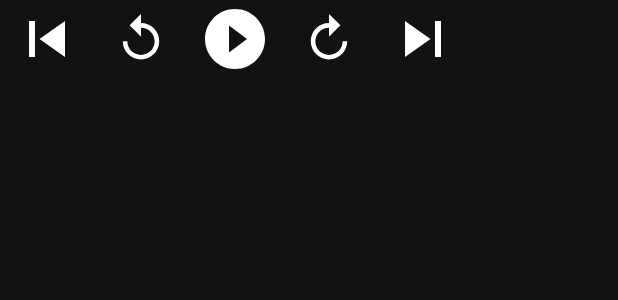
After one commit to adel-khalifa/MediaTemplate, an Android app: the layout exo_styled_transport_controls_forked.xml on its own in the app's theme, with its tools: preview values and no code run, on a phone screen of 412 x 824 dp. The commit adds this screen. Shown: the top 300 px of the screen. Run offline under Robolectric (Android 15) with nearby library versions, the phone set to English and light mode, and no system bars.

Commit message:
added support to Android 14

```diff
--- /dev/null
+++ b/app/src/main/res/layout/exo_styled_transport_controls_forked.xml
@@ -0,0 +1,38 @@
+<?xml version="1.0" encoding="utf-8"?>
+<!-- Copyright 2020 The Android Open Source Project
+
+     Licensed under the Apache License, Version 2.0 (the "License");
+     you may not use this file except in compliance with the License.
+     You may obtain a copy of the License at
+
+          http://www.apache.org/licenses/LICENSE-2.0
+
+     Unless required by applicable law or agreed to in writing, software
+     distributed under the License is distributed on an "AS IS" BASIS,
+     WITHOUT WARRANTIES OR CONDITIONS OF ANY KIND, either express or implied.
+     See the License for the specific language governing permissions and
+     limitations under the License.
+-->
+<LinearLayout xmlns:android="http://schemas.android.com/apk/res/android"
+    android:layout_width="wrap_content"
+    android:layout_height="wrap_content"
+    android:gravity="center"
+    android:orientation="horizontal"
+    android:visibility="visible">
+
+    <ImageButton android:id="@+id/exo_prev"
+        style="@style/ExoStyledControls.Button.Center.Previous"/>
+
+    <Button android:id="@+id/exo_rew_with_amount"
+        style="@style/ExoStyledControls.Button.Center.RewWithAmount"/>
+
+    <ImageButton android:id="@+id/exo_play_pause"
+        style="@style/ExoStyledControls.Button.Center.PlayPause"/>
+
+    <Button android:id="@+id/exo_ffwd_with_amount"
+        style="@style/ExoStyledControls.Button.Center.FfwdWithAmount"/>
+
+    <ImageButton android:id="@+id/exo_next"
+        style="@style/ExoStyledControls.Button.Center.Next"/>
+
+</LinearLayout>
--- a/gradle.properties
+++ b/gradle.properties
@@ -19,3 +19,6 @@ android.useAndroidX=true
 android.enableJetifier=true
 # Kotlin code style for this project: "official" or "obsolete":
 kotlin.code.style=official
+android.defaults.buildfeatures.buildconfig=true
+android.nonTransitiveRClass=false
+android.nonFinalResIds=false
```
Also changed, not shown: app/build.gradle (+6 -6 lines), app/src/main/AndroidManifest.xml (+15 -5 lines), app/src/main/java/com/example/mediatemplate/MyService.kt (+42 -21 lines), app/src/main/res/layout/layout_full_media.xml (+13 -13 lines), build.gradle (+5 -5 lines), app/src/main/res/drawable/author.png, app/src/main/res/drawable/author_converted.webp, gradle/wrapper/gradle-wrapper.properties, 6 other files.
